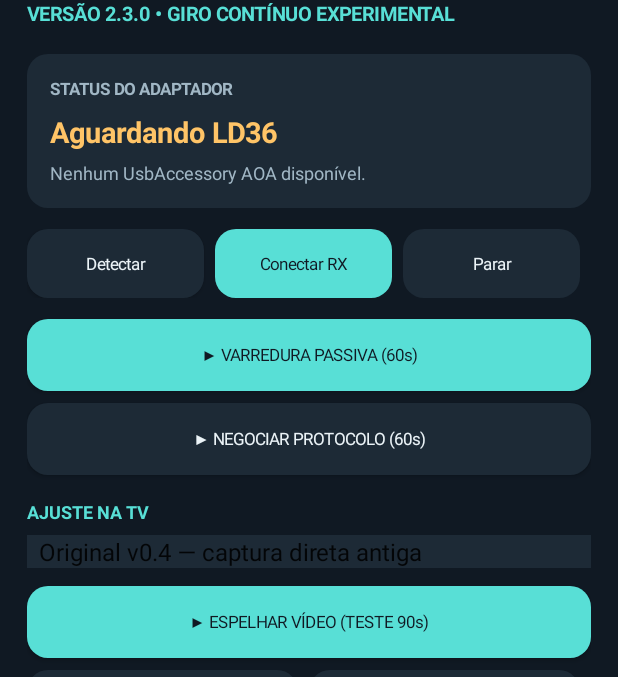
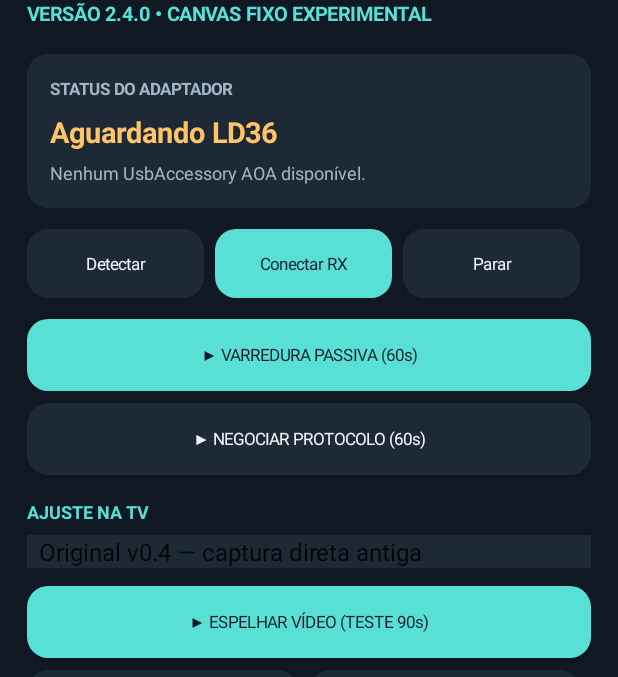
Before and after one commit to amorim220-design/NURA-LD36-Diagnostic, an Android app: the screen it shows after launch (MainActivity), on a phone screen of 412 x 824 dp, the part 138-815 px from its top. Run offline under Robolectric (Android 15) with nearby library versions, the phone set to English and light mode, and no system bars.

Commit message:
feat: opt-in fixed-canvas rotation v2.4; disable crash-prone v2.3 mode

```diff
--- a/app/src/main/java/com/nura/ld36diagnostic/MainActivity.java
+++ b/app/src/main/java/com/nura/ld36diagnostic/MainActivity.java
@@ -81,6 +81,7 @@ public final class MainActivity extends Activity {
     private boolean nativePortraitAspectTestSelected;
     private boolean dualNativeSafeSelected;
     private boolean liveNativeSelected;
+    private boolean fixedCanvasSelected;
     private volatile boolean initialProfilePortrait;
     private volatile boolean handoffPending;
     private volatile int handoffTargetSession;
@@ -212,7 +213,7 @@ public final class MainActivity extends Activity {
         TextView title = text("LD36 Diagnostic", 28, INK, Typeface.BOLD);
         title.setPadding(0, dp(7), 0, dp(5));
         root.addView(title);
-        TextView subtitle = text("VERSÃO 2.3.0 • GIRO CONTÍNUO EXPERIMENTAL", 13, ACCENT, Typeface.BOLD);
+        TextView subtitle = text("VERSÃO 2.4.0 • CANVAS FIXO EXPERIMENTAL", 13, ACCENT, Typeface.BOLD);
         root.addView(subtitle);
 
         LinearLayout statusCard = columnCard();
@@ -256,7 +257,8 @@ public final class MainActivity extends Activity {
             "AUTO SEGURO v2.0 — vertical/horizontal por sessão",
             "RETRATO NATIVO v2.1 — testar largura 20:9",
             "AUTO NATIVO v2.2 — perfis aprovados + giro seguro",
-            "GIRO CONTÍNUO v2.3 — troca codec experimental sem cortar USB"
+            "GIRO CONTÍNUO v2.3 — NÃO USAR (travou em teste)",
+            "CANVAS FIXO v2.4 — render GPU, H264 estável (experimental)"
         };
         ArrayAdapter<String> fitAdapter = new ArrayAdapter<>(this,
             android.R.layout.simple_spinner_item, fitting);
@@ -264,7 +266,8 @@ public final class MainActivity extends Activity {
         fitPicker.setAdapter(fitAdapter);
         fitPicker.setBackgroundColor(PANEL);
         // New mode is opt-in: known-working Original remains safe initial selection.
-        int mode = getPreferences(MODE_PRIVATE).getInt("capture_mode_v23",
+        int mode = getPreferences(MODE_PRIVATE).getInt("capture_mode_v24",
+            getPreferences(MODE_PRIVATE).getInt("capture_mode_v23",
             getPreferences(MODE_PRIVATE).getInt("capture_mode_v22",
             getPreferences(MODE_PRIVATE).getInt("capture_mode_v21",
             getPreferences(MODE_PRIVATE).getInt("capture_mode_v20",
@@ -273,37 +276,45 @@ public final class MainActivity extends Activity {
             getPreferences(MODE_PRIVATE).getInt("capture_mode_v17",
             getPreferences(MODE_PRIVATE).getInt("capture_mode_v16",
             getPreferences(MODE_PRIVATE).getInt("capture_mode_v15",
-                getPreferences(MODE_PRIVATE).getInt("capture_mode_v13", 0))))))))));
-        if (mode < 0 || mode > 13) mode = 0;
+                getPreferences(MODE_PRIVATE).getInt("capture_mode_v13", 0)))))))))));
+        if (mode == 13) mode = 12; // Never restore crash-prone v2.3 on launch
+        if (mode < 0 || mode > 14) mode = 0;
         fillTvSelected = mode == 1;
         directTvSelected = mode == 2;
         autoOriginalSelected = mode == 3;
-        vdatAngleSelected = mode >= 4 && mode <= 13;
+        vdatAngleSelected = mode >= 4 && mode <= 14;
         invertedAngleSelected = mode == 5 || mode == 6 || mode == 7;
         landscapeStartSelected = mode == 6;
-        nativeOrientationStartSelected = mode >= 7 && mode <= 13;
+        nativeOrientationStartSelected = mode >= 7 && mode <= 14;
         manualAngleTestSelected = mode == 8;
         nativeAspectTestSelected = mode == 9;
         safeAutoHandoffSelected = mode == 10;
         nativePortraitAspectTestSelected = mode == 11;
         dualNativeSafeSelected = mode == 12;
-        liveNativeSelected = mode == 13;
+        liveNativeSelected = false; // physically failed v2.3: disabled
+        fixedCanvasSelected = mode == 14;
         fitPicker.setSelection(mode);
         fitPicker.setOnItemSelectedListener(new AdapterView.OnItemSelectedListener() {
             @Override public void onItemSelected(AdapterView<?> parent, View view, int position, long id) {
                 boolean gpu = position == 1;
                 boolean direct = position == 2;
                 boolean auto = position == 3;
-                boolean angle = position >= 4 && position <= 13;
+                if(position == 13) {
+                    appendLog("v2.3 BLOQUEADA: travamento confirmado no teste físico. Escolha v2.2 ou canvas v2.4.");
+                    fitPicker.setSelection(12);
+                    return;
+                }
+                boolean angle = position >= 4 && position <= 14;
                 boolean inverted = position == 5 || position == 6 || position == 7;
                 boolean landscape = position == 6;
-                boolean nativeOrientation = position >= 7 && position <= 13;
+                boolean nativeOrientation = position >= 7 && position <= 14;
                 boolean manualAngle = position == 8;
                 boolean nativeAspect = position == 9;
                 boolean safeAuto = position == 10;
                 boolean nativePortrait = position == 11;
                 boolean dualNative = position == 12;
-                boolean liveNative = position == 13;
+                boolean liveNative = false;
+                boolean fixedCanvas = position == 14;
                 boolean changed = fillTvSelected != gpu ||
                     directTvSelected != direct ||
                     autoOriginalSelected != auto || vdatAngleSelected != angle ||
@@ -313,7 +324,8 @@ public final class MainActivity extends Activity {
                     safeAutoHandoffSelected != safeAuto ||
                     nativePortraitAspectTestSelected != nativePortrait ||
                     dualNativeSafeSelected != dualNative ||
-                    liveNativeSelected != liveNative;
+                    liveNativeSelected != liveNative ||
+                    fixedCanvasSelected != fixedCanvas;
                 fillTvSelected = gpu;
                 directTvSelected = direct;
                 autoOriginalSelected = auto;
@@ -327,14 +339,16 @@ public final class MainActivity extends Activity {
                 nativePortraitAspectTestSelected = nativePortrait;
                 dualNativeSafeSelected = dualNative;
                 liveNativeSelected = liveNative;
-                getPreferences(MODE_PRIVATE).edit().putInt("capture_mode_v23", position).apply();
+                fixedCanvasSelected = fixedCanvas;
+                getPreferences(MODE_PRIVATE).edit().putInt("capture_mode_v24", position).apply();
                 if (nativeOrientation && !running.get()) {
                     setRequestedOrientation(android.content.pm.ActivityInfo.SCREEN_ORIENTATION_UNSPECIFIED);
                     appendLog("v1.7: orientação do aplicativo liberada. "+
                         "O codificador usará apenas a orientação física no início.");
                 }
                 if (changed) appendLog("Captura selecionada: " +
-                    (liveNative ? "v2.3 LIVE experimental: tenta trocar MediaCodec/Surface sem encerrar USB; TV pode rejeitar SPS/PPS" :
+                    (fixedCanvas ? "v2.4 CANVAS FIXO: mantém H264/USB e redimensiona só a captura na GPU" :
+                    (liveNative ? "v2.3 LIVE DESABILITADO" :
                     (dualNative ? "v2.2 AUTO NATIVO: retrato 576x1280, paisagem 1280x576; novo consentimento após giro" :
                     (nativePortrait ? "v2.1 RETRATO NATIVO - H264 proporcional sem escala dupla" :
                     (safeAuto ? "v2.0 AUTO SEGURO - seleciona perfil inicial e pede nova permissao ao girar" :
@@ -346,7 +360,7 @@ public final class MainActivity extends Activity {
                     (angle ? "VDAT ANGLE v1.4 - mapeamento anterior" :
                         (auto ? "AUTO ORIGINAL v1.1 (sujeito a congelar)" :
                             (direct ? "TV DIRETO v1.0 (sem imagem no teste)" :
-                                (gpu ? "GPU experimental anterior" : "Original v0.4"))))))))))))) +
+                                (gpu ? "GPU experimental anterior" : "Original v0.4")))))))))))))) +
                     ". Valido apenas na proxima sessao.");
             }
             @Override public void onNothingSelected(AdapterView<?> parent) { }
@@ -450,7 +464,7 @@ public final class MainActivity extends Activity {
         exportText.setOnClickListener(v -> requestExport(false));
         exportBin.setOnClickListener(v -> requestExport(true));
 
-        TextView note = text("v2.3 GIRO CONTÍNUO (EXPERIMENTAL): após UMA autorização Android, tenta alternar entre retrato H264 576x1280 e paisagem H264 1280x576 na MESMA sessão AOA/MediaProjection, trocando MediaCodec/VirtualDisplay e enviando novas configurações SPS/PPS. NÃO há confirmação de que o LD36 aceite mudanças de resolução em tempo real: pode congelar ou ficar preto. Teste apenas nesta opção; para voltar ao comprovado use v2.2 AUTO NATIVO ou v2.1 RETRATO NATIVO. Envie TXT e descreva TV. Áudio indisponível.", 12, MUTED, Typeface.NORMAL);
+        TextView note = text("v2.4 CANVAS FIXO (EXPERIMENTAL): testa rotação contínua sem trocar MediaCodec, H264, SPS/PPS, canal AOA ou MediaProjection. A GPU adapta o conteúdo para H264 1280x576 com bordas proporcionais; orientação vertical pode NÃO preencher a TV como v2.1. O modo v2.3 foi desabilitado após travar o app no teste físico. Teste inicialmente imóvel e pare se houver distorção ou travamento. Para resultados comprovados, retorne a v2.1 RETRATO NATIVO e v1.9 HORIZONTAL, ou ao v2.2 com parada controlada. Áudio indisponível.", 12, MUTED, Typeface.NORMAL);
         note.setPadding(0, dp(17), 0, 0);
         root.addView(note);
     }
@@ -670,10 +684,12 @@ public final class MainActivity extends Activity {
                     stopCapture();
                     return;
                 }
-                int encoderW = (nativePortraitAspectTestSelected || ((dualNativeSafeSelected || liveNativeSelected) && portrait)) ?
+                int encoderW = fixedCanvasSelected ? 1280 :
+                    ((nativePortraitAspectTestSelected || ((dualNativeSafeSelected || liveNativeSelected) && portrait)) ?
                     nativePortraitWidth(actualW,actualH) :
-                    ((fillTvSelected || directTvSelected) ? 1280 : (portrait ? 720 : 1280));
-                int encoderH = (nativeAspectTestSelected || ((safeAutoHandoffSelected || dualNativeSafeSelected || liveNativeSelected) && !portrait))
+                    ((fillTvSelected || directTvSelected) ? 1280 : (portrait ? 720 : 1280)));
+                int encoderH = fixedCanvasSelected ? 576 :
+                    (nativeAspectTestSelected || ((safeAutoHandoffSelected || dualNativeSafeSelected || liveNativeSelected) && !portrait))
                     ? nativeLandscapeHeight(actualW, actualH) :
                     ((fillTvSelected || directTvSelected) ? 720 : (portrait ? 1280 : 720));
                 Intent intent = new Intent(this, MirrorProjectionService.class);
@@ -690,10 +706,11 @@ public final class MainActivity extends Activity {
                 intent.putExtra(MirrorProjectionService.EXTRA_AUTO_ORIGINAL, autoOriginalSelected);
                 intent.putExtra(MirrorProjectionService.EXTRA_VDAT_ANGLE, vdatAngleSelected);
                 intent.putExtra(MirrorProjectionService.EXTRA_LIVE_NATIVE, liveNativeSelected);
+                intent.putExtra(MirrorProjectionService.EXTRA_FIXED_CANVAS, fixedCanvasSelected);
                 vdatAngleDegrees=(nativeAspectTestSelected || safeAutoHandoffSelected ||
-                    nativePortraitAspectTestSelected || dualNativeSafeSelected || liveNativeSelected) ? 90 : 0;
+                    nativePortraitAspectTestSelected || dualNativeSafeSelected || liveNativeSelected || fixedCanvasSelected) ? 90 : 0;
                 manualVdatAngle=(nativeAspectTestSelected || safeAutoHandoffSelected ||
-                    nativePortraitAspectTestSelected || dualNativeSafeSelected || liveNativeSelected) ? 90 : 0;
+                    nativePortraitAspectTestSelected || dualNativeSafeSelected || liveNativeSelected || fixedCanvasSelected) ? 90 : 0;
                 initialProfilePortrait=portrait;
                 handoffPending=false;
                 profileInitialEncoderWidth=encoderW;
@@ -705,7 +722,9 @@ public final class MainActivity extends Activity {
                 vdatAngleFrames0=0;vdatAngleFrames90=0;
                 vdatAngleFrames180=0;vdatAngleFrames270=0;
                 vdatAngleConfigs=0;vdatAngleIdrs=0;
-                vdatAngleAwaitFirstPacket=(nativeAspectTestSelected || safeAutoHandoffSelected || nativePortraitAspectTestSelected || dualNativeSafeSelected || liveNativeSelected) ? 90 : -1;
+                vdatAngleAwaitFirstPacket=(nativeAspectTestSelected || safeAutoHandoffSelected || nativePortraitAspectTestSelected || dualNativeSafeSelected || liveNativeSelected || fixedCanvasSelected) ? 90 : -1;
+                if(fixedCanvasSelected) appendLog("v2.4 CANVAS FIXO INICIO: fonte="+actualW+"x"+actualH+
+                    " H264 CONSTANTE 1280x576, VDAT=90, SurfaceTexture GPU sem crop. Modo diagnóstico: vertical pode ter barras.");
                 if(liveNativeSelected) appendLog("v2.3 LIVE INICIO: codec="+encoderW+"x"+encoderH+
                     " VDAT90; troca dinamica experimental na MESMA sessao. USB permanece aberto; decoder TV pode rejeitar o novo SPS/PPS.");
                 if (dualNativeSafeSelected) appendLog("v2.2 AUTO NATIVO INICIO: Android="+actualW+"x"+actualH+
@@ -726,7 +745,8 @@ public final class MainActivity extends Activity {
                         "; MediaCodec fixo por sessao, sem crop.");
                 appendLog("Tela real: " + actualW + "x" + actualH + " -> encoder "
                     + encoderW + "x" + encoderH
-                    + (liveNativeSelected ? " | v2.3 LIVE EXPERIMENTAL VDAT 90" :
+                    + (fixedCanvasSelected ? " | v2.4 CANVAS FIXO 1280x576 VDAT 90" :
+                      (liveNativeSelected ? " | v2.3 LIVE EXPERIMENTAL VDAT 90" :
                       (dualNativeSafeSelected ? " | v2.2 AUTO NATIVO + VDAT 90" :
                       (nativePortraitAspectTestSelected ? " | v2.1 RETRATO PROPORCIONAL + VDAT 90" :
                       (safeAutoHandoffSelected ? " | v2.0 PERFIL AUTO SEGURO + VDAT 90" :
@@ -737,7 +757,7 @@ public final class MainActivity extends Activity {
                         (vdatAngleSelected ? " | VDAT ANGLE - CODEC ORIGINAL FIXO" :
                         (autoOriginalSelected ? " | AUTO ORIGINAL v1.1 - CODIFICADOR DINAMICO" :
                             (directTvSelected ? " | TV DIRETO v1.0 (experimental falhou)" :
-                                (fillTvSelected ? " | GPU ANTIGA" : " | ORIGINAL v0.4")))))))))))));
+                                (fillTvSelected ? " | GPU ANTIGA" : " | ORIGINAL v0.4"))))))))))))));
                 projectionConsent = null; // MediaProjection consent token must be used once.
                 if (Build.VERSION.SDK_INT >= 26) startForegroundService(intent);
                 else startService(intent);
@@ -879,6 +899,13 @@ public final class MainActivity extends Activity {
                 }
                 @Override public void onOrientation(int degrees,int width,int height) {
                     if(session!=generation || !videoStarted || !vdatAngleSelected) return;
+                    if(fixedCanvasSelected) {
+                        vdatAngleDegrees=90;
+                        logFromWorker(session,"v2.4 CANVAS: Android="+degrees+" src="+width+"x"+height+
+                            " H264 fixo="+profileInitialEncoderWidth+"x"+profileInitialEncoderHeight+
+                            " VDAT=90; NÃO interromper AOA");
+                        return;
+                    }
                     if(liveNativeSelected) {
                         vdatAngleDegrees=90;
                         logFromWorker(session,"v2.3 LIVE FONTE: Android="+degrees+
@@ -960,7 +987,7 @@ public final class MainActivity extends Activity {
         if (activeSession != null && videoModeRequested) {
             android.util.DisplayMetrics metrics = getResources().getDisplayMetrics();
             boolean portrait = metrics.heightPixels >= metrics.widthPixels;
-            if (nativeAspectTestSelected || safeAutoHandoffSelected || nativePortraitAspectTestSelected || dualNativeSafeSelected || liveNativeSelected) {
+            if (nativeAspectTestSelected || safeAutoHandoffSelected || nativePortraitAspectTestSelected || dualNativeSafeSelected || liveNativeSelected || fixedCanvasSelected) {
                 android.graphics.Point actual = new android.graphics.Point();
                 getWindowManager().getDefaultDisplay().getRealSize(actual);
                 boolean starPortrait = actual.y >= actual.x;
@@ -968,8 +995,9 @@ public final class MainActivity extends Activity {
                     nativePortraitWidth(actual.x,actual.y) :
                     (starPortrait ? 720 : 1280);
                 int h = starPortrait ? 1280 : nativeLandscapeHeight(actual.x,actual.y);
+                if(fixedCanvasSelected) {w=1280;h=576;}
                 activeSession.setVideoOutput(w,h);
-                logFromWorker(session, (liveNativeSelected ? "v2.3" : (dualNativeSafeSelected ? "v2.2" : (nativePortraitAspectTestSelected ? "v2.1" : (safeAutoHandoffSelected ? "v2.0" : "v1.9"))))+
+                logFromWorker(session, (fixedCanvasSelected ? "v2.4" : (liveNativeSelected ? "v2.3" : (dualNativeSafeSelected ? "v2.2" : (nativePortraitAspectTestSelected ? "v2.1" : (safeAutoHandoffSelected ? "v2.0" : "v1.9")))))+
                     " STAR PERFIL: H264="+w+"x"+h+
                     " conforme Android no início; MediaCodec fixo durante sessão.");
             } else {
@@ -1061,7 +1089,7 @@ public final class MainActivity extends Activity {
             if (video) {
                 videoFrames++;
                 videoBytes += data.length;
-                if ((manualAngleTestSelected || nativeAspectTestSelected || safeAutoHandoffSelected || nativePortraitAspectTestSelected || dualNativeSafeSelected || liveNativeSelected) && !label.equals("VDAT_SPS_PPS")) {
+                if ((manualAngleTestSelected || nativeAspectTestSelected || safeAutoHandoffSelected || nativePortraitAspectTestSelected || dualNativeSafeSelected || liveNativeSelected || fixedCanvasSelected) && !label.equals("VDAT_SPS_PPS")) {
                     long now = android.os.SystemClock.elapsedRealtime();
                     if (fpsWindowStartMs == 0L) fpsWindowStartMs = now;
                     fpsWindowPackets++;
@@ -1118,7 +1146,7 @@ public final class MainActivity extends Activity {
         videoModeRequested = false;
         projectionConsent = null;
         handoffPending=false;
-        if ((manualAngleTestSelected || nativeAspectTestSelected || safeAutoHandoffSelected || nativePortraitAspectTestSelected || dualNativeSafeSelected || liveNativeSelected) && videoStarted) {
+        if ((manualAngleTestSelected || nativeAspectTestSelected || safeAutoHandoffSelected || nativePortraitAspectTestSelected || dualNativeSafeSelected || liveNativeSelected || fixedCanvasSelected) && videoStarted) {
             appendLog("v1.8 FIM: angle manual="+manualVdatAngle+
                 " codec="+profileInitialEncoderWidth+"x"+profileInitialEncoderHeight+
                 " pacotes="+videoFrames+" dadosUSB="+videoBytes);
```
